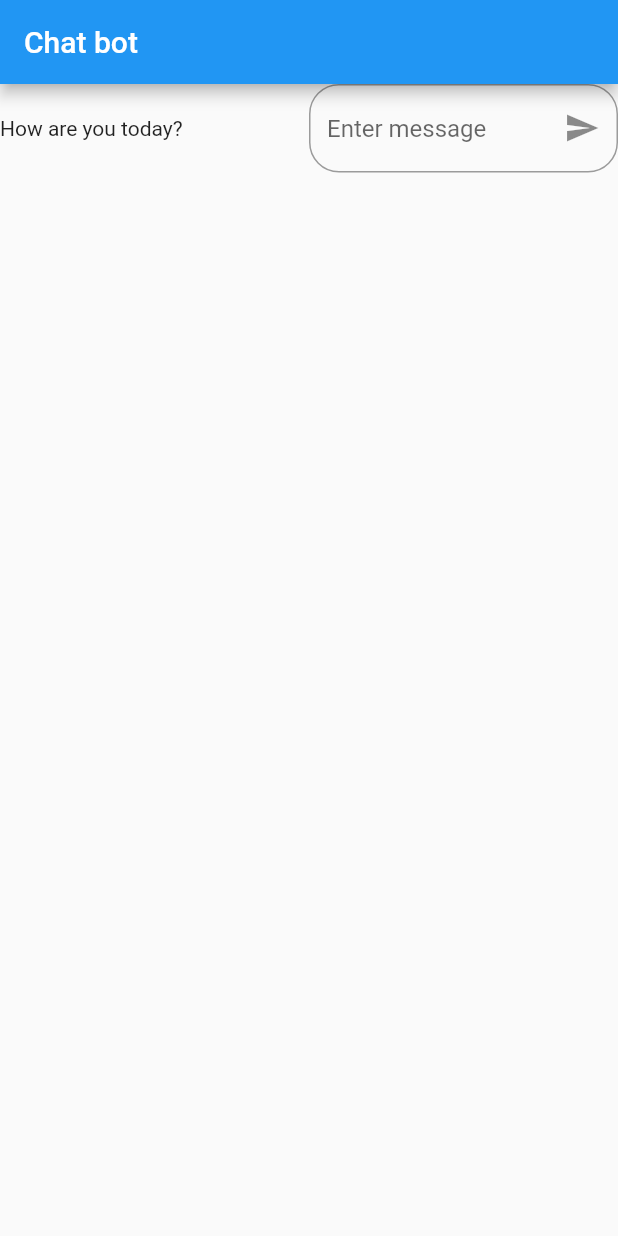
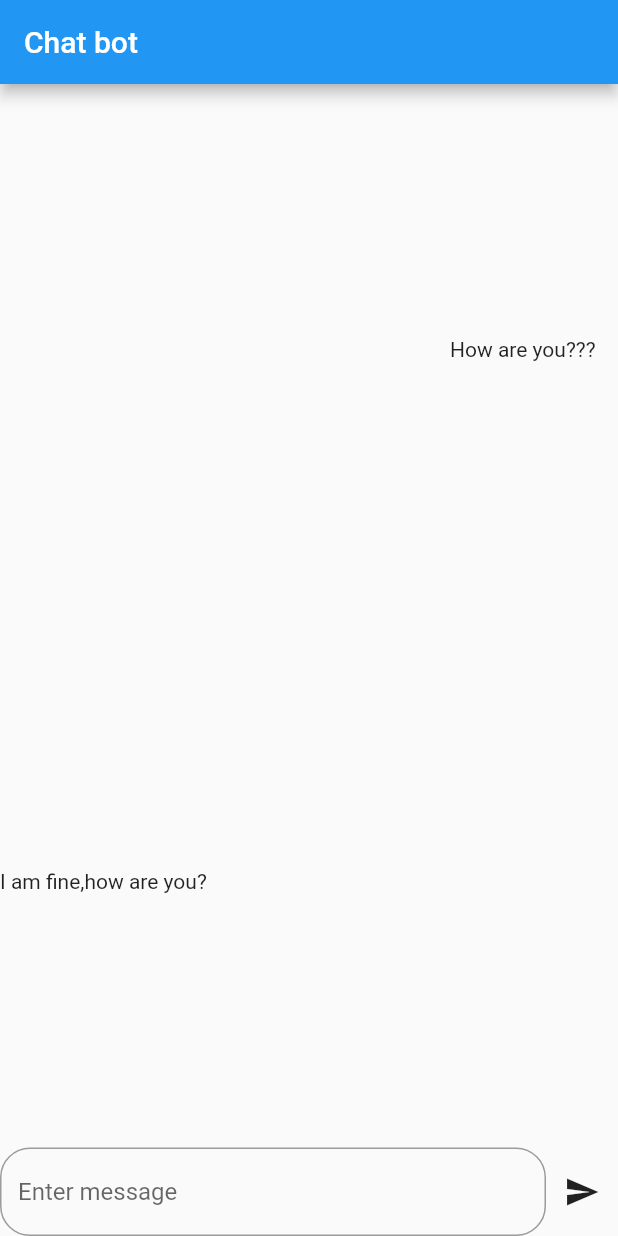
Before and after one commit to ABDULRAHMANBAYO/chatbot, a Flutter app: the screen it shows after launch, on a phone screen of 412 x 824 dp. Run offline on Flutter 3.47's test engine with Material 2 defaults, Android fonts, the phone set to English and light mode, and no system bars; missing offline and left inert: flutter_dialogflow.

Commit message:
Positioned messages

```diff
--- a/lib/main.dart
+++ b/lib/main.dart
@@ -1,4 +1,5 @@
 import 'package:flutter/material.dart';
+import 'package:flutter_dialogflow/dialogflow_v2.dart';
 
 void main() => runApp(MyApp());
 
@@ -9,15 +10,6 @@ class MyApp extends StatelessWidget {
     return MaterialApp(
       title: "Chat bot",
       theme: ThemeData(
-        // This is the theme of your application.
-        //
-        // Try running your application with "flutter run". You'll see the
-        // application has a blue toolbar. Then, without quitting the app, try
-        // changing the primarySwatch below to Colors.green and then invoke
-        // "hot reload" (press "r" in the console where you ran "flutter run",
-        // or simply save your changes to "hot reload" in a Flutter IDE).
-        // Notice that the counter didn't reset back to zero; the application
-        // is not restarted.
         primarySwatch: Colors.blue,
       ),
       home: MyHomePage(title: 'Chat bot'),
@@ -36,51 +28,60 @@ class MyHomePage extends StatefulWidget {
 
 class _MyHomePageState extends State<MyHomePage> {
   //final List<ChatMessage> _messages = new List();
-  TextEditingController sentmessage;
-  int _counter = 0;
+  final TextEditingController sentmessage = TextEditingController();
 
-  void _submit() {
-    setState(() {
-      // This call to setState tells the Flutter framework that something has
-      // changed in this State, which causes it to rerun the build method below
-      // so that the display can reflect the updated values. If we changed
-      // _counter without calling setState(), then the build method would not be
-      // called again, and so nothing would appear to happen.
-      _counter++;
-    });
+  _submit() {
+    debugPrint(sentmessage.text);
+    sentmessage.clear();
   }
 
   @override
   Widget build(BuildContext context) {
-    // This method is rerun every time setState is called, for instance as done
-    // by the _incrementCounter method above.
-    //
-    // The Flutter framework has been optimized to make rerunning build methods
-    // fast, so that you can just rebuild anything that needs updating rather
-    // than having to individually change instances of widgets.
     return Scaffold(
         appBar: AppBar(
-          // Here we take the value from the MyHomePage object that was created by
-          // the App.build method, and use it to set our appbar title.
           title: Text(widget.title),
         ),
         body: new Container(
-          child: Row(
+          child: Column(
             children: <Widget>[
-Expanded(child: Text("How are you today?"
-
-),),
-
+              Expanded(child: userMessage(context)),
+              Expanded(child: responseMessage(context)),
+              Row(
+                children: <Widget>[
                   Expanded(
                       child: TextFormField(
+                          controller: sentmessage,
                           decoration: InputDecoration(
                               hintText: "Enter message",
-                          suffixIcon: Icon(Icons.send),
                               border: OutlineInputBorder(
                                   borderSide: BorderSide(color: Colors.black12),
-                              borderRadius: BorderRadius.circular(20)))))
+                                  borderRadius: BorderRadius.circular(20))))),
+                  IconButton(icon: Icon(Icons.send), onPressed: _submit)
+                ],
+              )
             ],
           ),
         ));
   }
 }
+
+Widget userMessage(BuildContext context) {
+  return Row(
+    children: <Widget>[
+      Container(
+        margin: EdgeInsets.only(left: 300.0),
+        child: Text("How are you???"),
+      )
+    ],
+  );
+}
+
+Widget responseMessage(BuildContext context) {
+  return Row(
+    children: <Widget>[
+      Container(
+          margin: EdgeInsets.only(right: 100.0),
+          child: Text("I am fine,how are you? "))
+    ],
+  );
+}
```
Also changed, not shown: 1 other file. Lines whose indentation alone changed are shown as unchanged.
